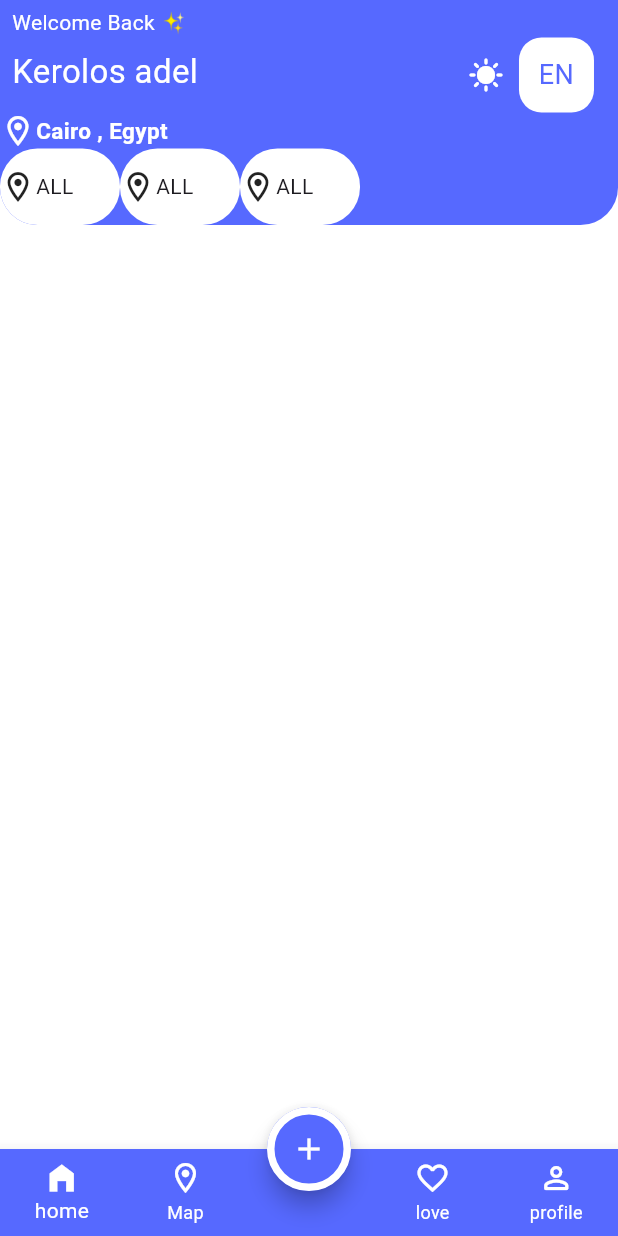
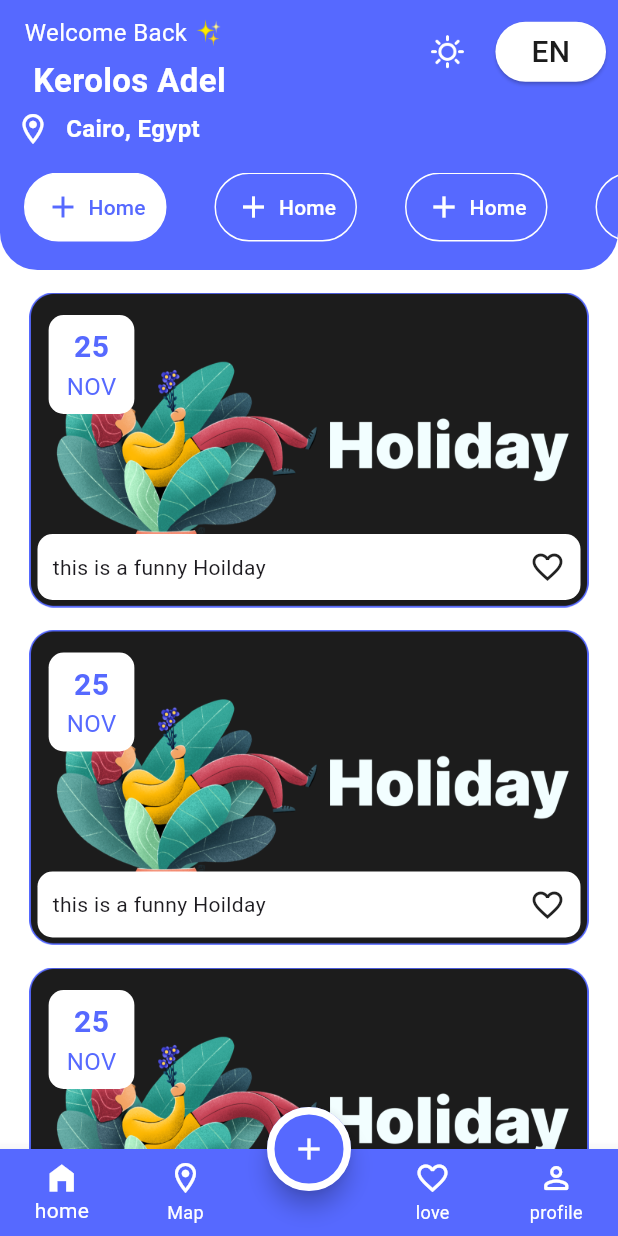
Before and after one commit to kerols20/Evantly_App, a Flutter app: the LayoutHome screen opened by its route, on a phone screen of 412 x 824 dp. Run offline on Flutter 3.47's test engine with Material 3 defaults, Android fonts, the phone set to English and light mode, and no system bars; our stand-ins replace bot_toast, firebase_auth, firebase_core, flutter_easyloading, smooth_page_indicator; accounts and stored records are empty.

Commit message:
finish home tab ui

```diff
--- a/lib/core/constant/app_constant_icons.dart
+++ b/lib/core/constant/app_constant_icons.dart
@@ -1,3 +1,4 @@
 class icons_app{
   static String GoogelIcon = "assets/icons/Googel.png";
+  static String SunIcon = "assets/icons/Sun.png";
 }
--- a/lib/core/constant/app_constant_images.dart
+++ b/lib/core/constant/app_constant_images.dart
@@ -8,4 +8,5 @@ class app_images{
   static String ConstantLogoEvanly = "assets/images/Group 4.png";
   static String ON = "assets/images/hot-trending.png";
   static String IamgeFive = "assets/images/change-setting.png";
+  static String HolidayImage= "assets/images/Frame 16.png";
 }
--- /dev/null
+++ b/lib/core/extensions/Custom_Elvated_Buttom.dart
@@ -0,0 +1,25 @@
+import 'package:evanly/core/constant/app_color.dart';
+import 'package:flutter/material.dart';
+
+class CustomElvatedButtom extends StatelessWidget {
+   CustomElvatedButtom({super.key, required this.text, required this.borderRudis});
+final String text;
+final double borderRudis;
+  @override
+  Widget build(BuildContext context) {
+    return ElevatedButton(onPressed: () {
+    }, child: Text(text, style: TextStyle(
+      color: app_color.appColorsecound,
+      fontSize: 20,
+      fontWeight: FontWeight.w500,
+    ),
+    ),
+      style: ElevatedButton.styleFrom(
+        backgroundColor: app_color.appColorsWhite,
+        shape: RoundedRectangleBorder(
+          borderRadius: BorderRadius.circular(borderRudis),
+        )
+      ),
+    );
+  }
+}
--- a/lib/core/extensions/extensions.dart
+++ b/lib/core/extensions/extensions.dart
@@ -14,3 +14,7 @@ extension RightWidget on Widget{
     );
   }
 }
+extension Responsive on num{
+  Widget get spaceVertcial => SizedBox(height: toDouble());
+  Widget get spaceHorzintail => SizedBox(width: toDouble());
+}
--- a/lib/modules/homeScreen/layout_Home.dart
+++ b/lib/modules/homeScreen/layout_Home.dart
@@ -1,5 +1,7 @@
 import 'package:evanly/core/constant/app_color.dart';
+import 'package:evanly/modules/homeScreen_tabs/home_tab.dart';
 import 'package:evanly/modules/homeScreen/widget/list_%20bulider.dart';
+import 'package:evanly/modules/homeScreen_tabs/home_tab.dart';
 import 'package:flutter/material.dart';
 
 class LayoutHome extends StatefulWidget {
@@ -11,6 +13,13 @@ class LayoutHome extends StatefulWidget {
 
 class _LayoutHomeState extends State<LayoutHome> {
   int Selectedindex = 0;
+  List<Widget> tabs = [
+    home_tab(),
+    Scaffold(),
+    Scaffold(),
+    Scaffold(),
+    Scaffold(),
+  ];
   @override
   Widget build(BuildContext context) {
     var meda = MediaQuery.of(context);
@@ -65,88 +74,7 @@ class _LayoutHomeState extends State<LayoutHome> {
             ),
           ],
         ),
-
-        body: Column(
-         crossAxisAlignment: CrossAxisAlignment.stretch,
-          children: [
-            Container(
-              decoration: BoxDecoration(
-                 color: app_color.appColorGeneral,
-                borderRadius: BorderRadius.only(
-                  bottomRight: Radius.circular(25),
-                  bottomLeft: Radius.circular(25)
-                )
-              ),
-              width: 50,
-              height: 150,
-               child: Column(
-                 mainAxisAlignment: MainAxisAlignment.start,
-                 crossAxisAlignment: CrossAxisAlignment.start,
-                 children: [
-                       Padding(
-                         padding: const EdgeInsets.only(top: 5, left: 8),
-                         child: Text("Welcome Back ✨", style: TextStyle(
-                           color: app_color.appColorsWhite,
-                           fontSize: 14,
-                         ),),
-                       ),
-                       Row(
-                         children: [
-                           Padding(
-                             padding: const EdgeInsets.only(bottom: 5, left: 8),
-                             child: Text("Kerolos adel", style: TextStyle(
-                               color: app_color.appColorsWhite,
-                               fontSize: 22,
-                             ),),
-                           ),
-                           SizedBox(width: 180,),
-                           Padding(
-                             padding: const EdgeInsets.only(right: 10, ),
-                             child: Icon(Icons.sunny, color: app_color.appColorsWhite,),
-                           ),
-                           Container(
-                             width: 50,
-                             height: 50,
-                             decoration: BoxDecoration(
-                               borderRadius: BorderRadius.circular(15),
-                               color: app_color.appColorsWhite
-                             ),
-                             child: Padding(
-                               padding: const EdgeInsets.only(top: 12),
-                               child: Text("EN",textAlign: TextAlign.center ,style: TextStyle(
-                                 color: app_color.appColorGeneral,
-                                 fontSize: 18,
-                               ),),
-                             ),
-                           ),
-                         ],
-                       ),
-                   Row(
-                     children: [
-                       Icon(Icons.location_on_outlined,  color: app_color.appColorsWhite,),
-                       Text("Cairo , Egypt", style: TextStyle(
-                         color: app_color.appColorsWhite,
-                         fontSize: 15,
-                         fontWeight: FontWeight.w700
-                       ),)
-                     ],
-                   ),
-                   Expanded(
-                     child: ListView.builder(
-                       scrollDirection: Axis.horizontal,
-                       itemCount: 3,
-                       itemBuilder: (context, index) {
-                        return List_bulider(
-                         Text2: Text("ALL"),
-                         icon: Icon(Icons.location_on_outlined,),
-                       );
-                     },),
-                   )
-                 ],
-               ),
-            )
-          ],
-        ),
+        body: tabs[Selectedindex],
       ),
     );
   }
--- /dev/null
+++ b/lib/modules/homeScreen_tabs/home_tab.dart
@@ -0,0 +1,126 @@
+import 'package:evanly/core/constant/app_color.dart';
+import 'package:evanly/core/constant/app_constant_icons.dart';
+import 'package:evanly/core/constant/app_constant_images.dart';
+import 'package:evanly/core/extensions/Custom_Elvated_Buttom.dart';
+import 'package:evanly/core/extensions/extensions.dart';
+import 'package:evanly/modules/homeScreen_tabs/widgets/Catrgroy_Card.dart';
+import 'package:evanly/modules/homeScreen_tabs/widgets/button_nav_bar_item.dart';
+import 'package:evanly/modules/homeScreen_tabs/widgets/button_nav_bar_item.dart';
+import 'package:flutter/material.dart';
+
+class home_tab extends StatelessWidget {
+   home_tab({super.key});
+
+  @override
+  Widget build(BuildContext context) {
+    return Column(
+      children: [
+        Container(
+          decoration: BoxDecoration(
+              color: app_color.appColorGeneral,
+            borderRadius: BorderRadius.only(
+              bottomRight: Radius.circular(25) ,
+              bottomLeft: Radius.circular(25) ,
+            )
+          ),
+          height: 180,
+          width: double.infinity,
+          child: SafeArea(
+            child: DefaultTabController(
+              length: 5,
+              child: Column(
+                mainAxisAlignment: MainAxisAlignment.start,
+                children: [
+                  Row(
+                    children: [
+                          Column(
+                            children: [
+                              Padding(
+                                padding: const EdgeInsets.only(top: 10, left: 15),
+                                child: Text("Welcome Back ✨", style: TextStyle(
+                                  fontSize: 16,
+                                  color: app_color.appColorsWhite,
+                                ),),
+                              ),
+                              5.spaceVertcial,
+                              Padding(
+                                padding: const EdgeInsets.only(left: 22),
+                                child: Text("Kerolos Adel", style: TextStyle(
+                                  fontSize: 22,
+                                  fontWeight: FontWeight.bold,
+                                  color: app_color.appColorsWhite,
+                                ),),
+                              ),
+                            ],
+                          ),
+                      Spacer(),
+                      Padding(
+                        padding:  EdgeInsets.all(12.0),
+                        child: ImageIcon(AssetImage(icons_app.SunIcon,), color: app_color.appColorsWhite,),
+                      ),
+                      Padding(
+                        padding: const EdgeInsets.all(8.0),
+                        child: CustomElvatedButtom(text: 'EN',
+                          borderRudis: 25,
+                        ),
+                      )
+                    ],
+                  ),
+                  5.spaceVertcial,
+                  Row(
+                    children: [
+                      Padding(
+                        padding: const EdgeInsets.only(left: 10),
+                        child: Icon(Icons.location_on_outlined, color: app_color.appColorsWhite,),
+                      ),
+                      Padding(
+                        padding: const EdgeInsets.only(left: 10),
+                        child: Text("Cairo, Egypt", style: TextStyle(
+                          fontSize: 16,
+                          fontWeight: FontWeight.bold,
+                          color: app_color.appColorsWhite,
+                        ),),
+                      ),
+                    ],
+                  ),
+                  Expanded(child: TabBar(
+                    tabAlignment: TabAlignment.start,
+                    // to start from start line
+                    dividerColor: Colors.transparent,
+                    isScrollable: true,
+                      indicatorColor: Colors.transparent,
+                      tabs: [
+                    Tab(
+                      child:button_nav_ba(icon: Icons.add, isSelected: true, textString: "Home") ,
+                    ),
+                        Tab(
+                          child:button_nav_ba(icon: Icons.add, isSelected: false, textString: "Home") ,
+                        ),
+                        Tab(
+                          child:button_nav_ba(icon: Icons.add, isSelected: false, textString: "Home") ,
+                        ),
+                        Tab(
+                          child:button_nav_ba(icon: Icons.add, isSelected: false, textString: "Home") ,
+                        ),
+                        Tab(
+                          child:button_nav_ba(icon: Icons.add, isSelected: false, textString: "Home") ,
+                        ),
+                  ]
+                  ),
+                  ),
+                ],
+              ),
+            ),
+          ),
+        ),
+        15.spaceVertcial,
+        Expanded(child: ListView.separated(itemBuilder: (context, index) {
+          return CatrgroyCard();
+        }, separatorBuilder: (context, index) {
+          return 15.spaceVertcial;
+        }, itemCount: 10))
+
+      ],
+    );
+  }
+}
--- /dev/null
+++ b/lib/modules/homeScreen_tabs/widgets/Categroy_Date.dart
@@ -0,0 +1,10 @@
+class CategoryData {
+  final String name;
+  final String id;
+  final String imagePath;
+  CategoryData({
+    required this.name,
+    required this.id,
+    required this.imagePath,
+  });
+}
--- /dev/null
+++ b/lib/modules/homeScreen_tabs/widgets/Catrgroy_Card.dart
@@ -0,0 +1,72 @@
+import 'package:evanly/core/constant/app_color.dart';
+import 'package:evanly/core/constant/app_constant_images.dart';
+import 'package:evanly/core/extensions/extensions.dart';
+import 'package:flutter/material.dart';
+
+class CatrgroyCard extends StatelessWidget {
+  const CatrgroyCard({super.key});
+
+  @override
+  Widget build(BuildContext context) {
+    return Container(
+      height: 210,
+      width: double.infinity,
+      decoration: BoxDecoration(
+        image: DecorationImage(
+          image: AssetImage(app_images.HolidayImage),
+        ),
+      ),
+      child: Container(
+        child: Column(
+          children: [
+            Container(
+              padding: EdgeInsets.only(top: 15, right: 290),
+              child: Column(
+                children: [
+                  Container(
+                    child: Column(
+                      children: [
+                        Text("25", style: TextStyle(
+                          fontSize: 20,
+                          fontWeight: FontWeight.bold,
+                          color: app_color.appColorGeneral,
+                        ),),
+                        Text("NOV", style: TextStyle(
+                          fontSize: 16,
+                          color: app_color.appColorGeneral,
+                        ),),
+                      ],
+                    ),
+                    padding: EdgeInsets.symmetric(horizontal: 12, vertical: 7),
+                    decoration: BoxDecoration(
+                        color: app_color.appColorsWhite,
+                        borderRadius: BorderRadius.circular(10)
+                    ),
+                  ),
+                ],
+              ),
+            ),
+            50.spaceVertcial,
+            Padding(
+              padding:  EdgeInsets.only(left: 25, right: 25, top: 30),
+              child: Container(
+                padding: EdgeInsets.all(10),
+                decoration: BoxDecoration(
+                    color: app_color.appColorsWhite,
+                    borderRadius: BorderRadius.circular(10)
+                ),
+                child: Row(
+                  children: [
+                    Text("this is a funny Hoilday "),
+                    Spacer(),
+                    Icon(Icons.favorite_border, )
+                  ],
+                ),
+              ),
+            )
+          ],
+        ),
+      ),
+    );
+  }
+}
--- /dev/null
+++ b/lib/modules/homeScreen_tabs/widgets/button_nav_bar_item.dart
@@ -0,0 +1,34 @@
+import 'package:evanly/core/constant/app_color.dart';
+import 'package:evanly/core/extensions/extensions.dart';
+import 'package:flutter/material.dart';
+
+class button_nav_ba extends StatelessWidget {
+  const button_nav_ba({super.key,required this.icon, required this.isSelected, required this.textString});
+  final String textString;
+  final IconData icon;
+  final bool isSelected;
+  @override
+  Widget build(BuildContext context) {
+    return Container(
+      width: 95,
+      height: 70,
+      decoration: BoxDecoration(
+        border: Border.all(
+          color: app_color.appColorsWhite
+        ),
+          borderRadius: BorderRadius.circular(25),
+          color: isSelected ? app_color.appColorsWhite : Colors.transparent ,
+      ),
+      child: Row(
+        mainAxisAlignment: MainAxisAlignment.center,
+        children: [
+          Icon( icon , color: isSelected ? app_color.appColorGeneral : app_color.appColorsWhite,),
+          5.spaceHorzintail,
+          Text(textString , style: TextStyle(
+              color: isSelected ? app_color.appColorGeneral : app_color.appColorsWhite,
+          ),)
+        ],
+      ),
+    );
+  }
+}
--- a/lib/modules/onbording/on_Bording_screens.dart
+++ b/lib/modules/onbording/on_Bording_screens.dart
@@ -5,7 +5,7 @@ import 'package:evanly/modules/onbording/on_BordingItem.dart';
 import 'package:evanly/modules/onbording/on_bording_model.dart';
 import 'package:flutter/material.dart';
 import 'package:smooth_page_indicator/smooth_page_indicator.dart';
-
+///xxxxxxxxxxxxxxxxxxxxxxxxxxxxxxxxxxxxxxxxxxxxxx///////////////////////xxxxxxxxxxxxxxxxxxxxxxxxxxxx
 class on_Bording_screens extends StatefulWidget {
    on_Bording_screens({super.key});
 
--- a/pubspec.yaml
+++ b/pubspec.yaml
@@ -41,6 +41,7 @@ dependencies:
   flutter_easyloading: ^3.0.5
   bot_toast: ^4.1.3
   lottie: ^3.2.0
+  flutter_svg: ^2.0.17
 
 dev_dependencies:
   flutter_test:
```
Also changed, not shown: assets/icons/Sun.png (added), assets/images/Frame 16.png (added), assets/images/Frame 17.png (added), assets/images/Frame 18.png (added), lib/modules/homeScreen_tabs/likes_tab.dart (added), lib/modules/homeScreen_tabs/maps_tab.dart (added), lib/modules/homeScreen_tabs/profile_tab.dart (added), pubspec.lock.
